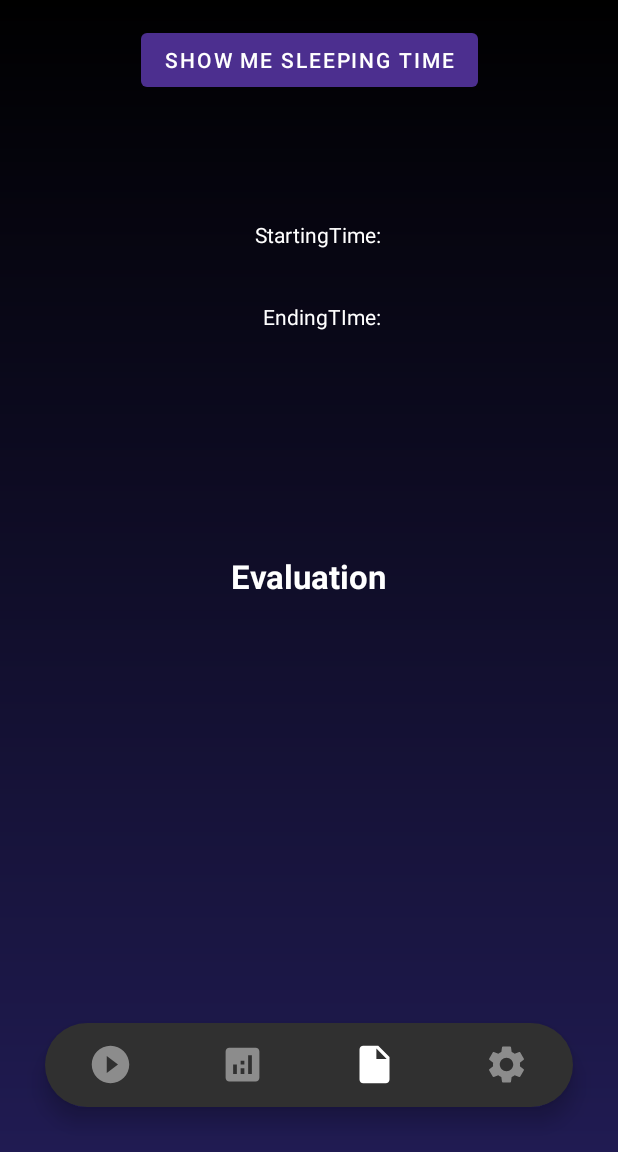
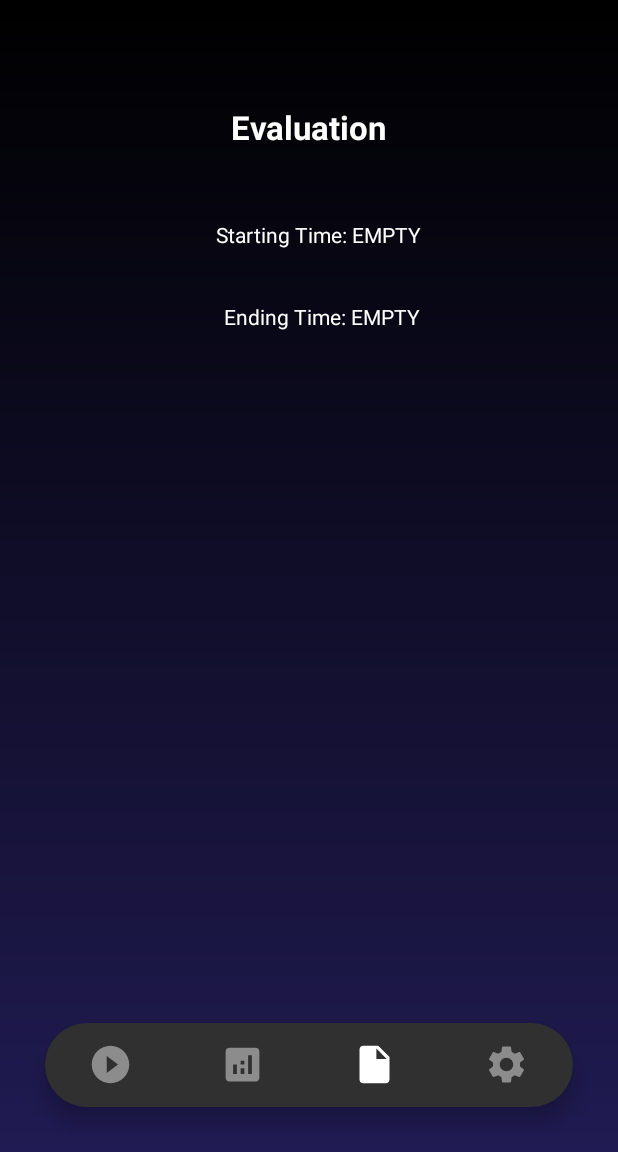
Before and after one commit to sarah2910/SleepTracker3, an Android app: the screen it shows after launch once a user with an empty profile is signed in (HomeActivity), item 3 of the bottom bar chosen, on a phone screen of 412 x 824 dp, the part 84-1236 px from its top. Run offline under Robolectric (Android 15) with nearby library versions, the phone set to English and light mode, and no system bars; our stand-ins replace Firebase (no records; nobody signed in at launch, a user with empty details on screens opened directly); libraries missing offline, so code that uses them is left out: com.firebase.ui.

Commit message:
EvaluationFragment: Daten werden automatisch/ ohne Button-Klick angezeigt

```diff
--- a/app/src/main/java/mow/thm/de/sleeptracker3/EvaluationFragment.java
+++ b/app/src/main/java/mow/thm/de/sleeptracker3/EvaluationFragment.java
@@ -49,7 +49,7 @@
     private String mParam1;
     private String mParam2;
 
-    private Button btnShowData;
+//    private Button btnShowData;
     private String textStartingTime;
     private String textEndingTime;
 
@@ -92,13 +92,13 @@
 
         View rootView = inflater.inflate(R.layout.fragment_evaluation, container, false);
 
-        btnShowData = (Button)rootView.findViewById(R.id.btnShowData);
+//        btnShowData = (Button)rootView.findViewById(R.id.btnShowData);
         TextView textViewStartingTime = (TextView)rootView.findViewById(R.id.textStartingTime);
         TextView textViewEndingTime = (TextView)rootView.findViewById(R.id.textEndingTime);
 
-        btnShowData.setOnClickListener(new View.OnClickListener() {
-            @Override
-            public void onClick(View view) {
+//        btnShowData.setOnClickListener(new View.OnClickListener() {
+//            @Override
+//            public void onClick(View view) {
 
                 final FirebaseDatabase database = FirebaseDatabase.getInstance();
 
@@ -117,6 +117,12 @@
                         String start = snapshot.getValue(String.class);
                         System.out.println("start: " + start);
                         textStartingTime = start;
+
+                        if (textStartingTime != null) {
+                            textViewStartingTime.setText("Starting Time: "+textStartingTime);
+                        } else {
+                            textViewStartingTime.setText("Starting Time: EMPTY");
+                        }
                     }
 
                     @Override
@@ -131,6 +137,12 @@
                         String end = snapshot.getValue(String.class);
                         System.out.println("end: " + end);
                         textEndingTime = end;
+
+                        if (textEndingTime != null) {
+                            textViewEndingTime.setText("Ending Time: "+textEndingTime);
+                        } else {
+                            textViewEndingTime.setText("Ending Time: EMPTY");
+                        }
                     }
 
                     @Override
@@ -139,19 +151,19 @@
                     }
                 });
 
-                if (textStartingTime != null) {
-                    textViewStartingTime.setText("Starting Time: "+textStartingTime);
-                } else {
-                    textViewStartingTime.setText("Starting Time: EMPTY");
-                }
+//                if (textStartingTime != null) {
+//                    textViewStartingTime.setText("Starting Time: "+textStartingTime);
+//                } else {
+//                    textViewStartingTime.setText("Starting Time: EMPTY");
+//                }
 
-                if (textEndingTime != null) {
-                    textViewEndingTime.setText("Ending Time: "+textEndingTime);
-                } else {
-                    textViewEndingTime.setText("Ending Time: EMPTY");
-                }
-            }
-        });
+//                if (textEndingTime != null) {
+//                    textViewEndingTime.setText("Ending Time: "+textEndingTime);
+//                } else {
+//                    textViewEndingTime.setText("Ending Time: EMPTY");
+//                }
+//            }
+//        });
 
         return rootView;
     }
--- a/app/src/main/res/layout/fragment_evaluation.xml
+++ b/app/src/main/res/layout/fragment_evaluation.xml
@@ -8,15 +8,15 @@
     tools:context=".EvaluationFragment">
 
 
-    <Button
-        android:id="@+id/btnShowData"
-        android:layout_width="wrap_content"
-        android:layout_height="wrap_content"
-        android:layout_marginTop="16dp"
-        android:text="Show me Sleeping Time"
-        app:layout_constraintEnd_toEndOf="parent"
-        app:layout_constraintStart_toStartOf="parent"
-        app:layout_constraintTop_toTopOf="parent" />
+<!--    <Button-->
+<!--        android:id="@+id/btnShowData"-->
+<!--        android:layout_width="wrap_content"-->
+<!--        android:layout_height="wrap_content"-->
+<!--        android:layout_marginTop="16dp"-->
+<!--        android:text="Show me Sleeping Time"-->
+<!--        app:layout_constraintEnd_toEndOf="parent"-->
+<!--        app:layout_constraintStart_toStartOf="parent"-->
+<!--        app:layout_constraintTop_toTopOf="parent" />-->
 
     <TextView
         android:id="@+id/textView3"
@@ -28,9 +28,9 @@
         android:textStyle="bold"
         app:layout_constraintBottom_toBottomOf="parent"
         app:layout_constraintEnd_toEndOf="parent"
-        app:layout_constraintHorizontal_bias="0.5"
         app:layout_constraintStart_toStartOf="parent"
-        app:layout_constraintTop_toTopOf="parent" />
+        app:layout_constraintTop_toTopOf="parent"
+        app:layout_constraintVertical_bias="0.095" />
 
     <TextView
         android:id="@+id/textStartingTime"
```
